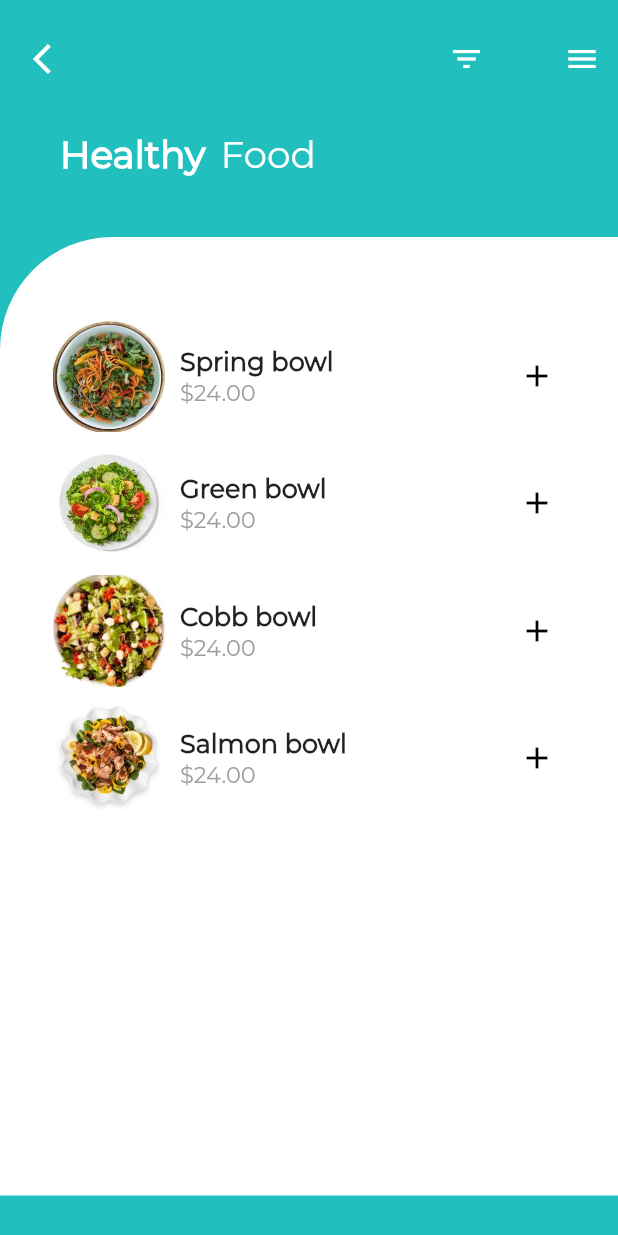
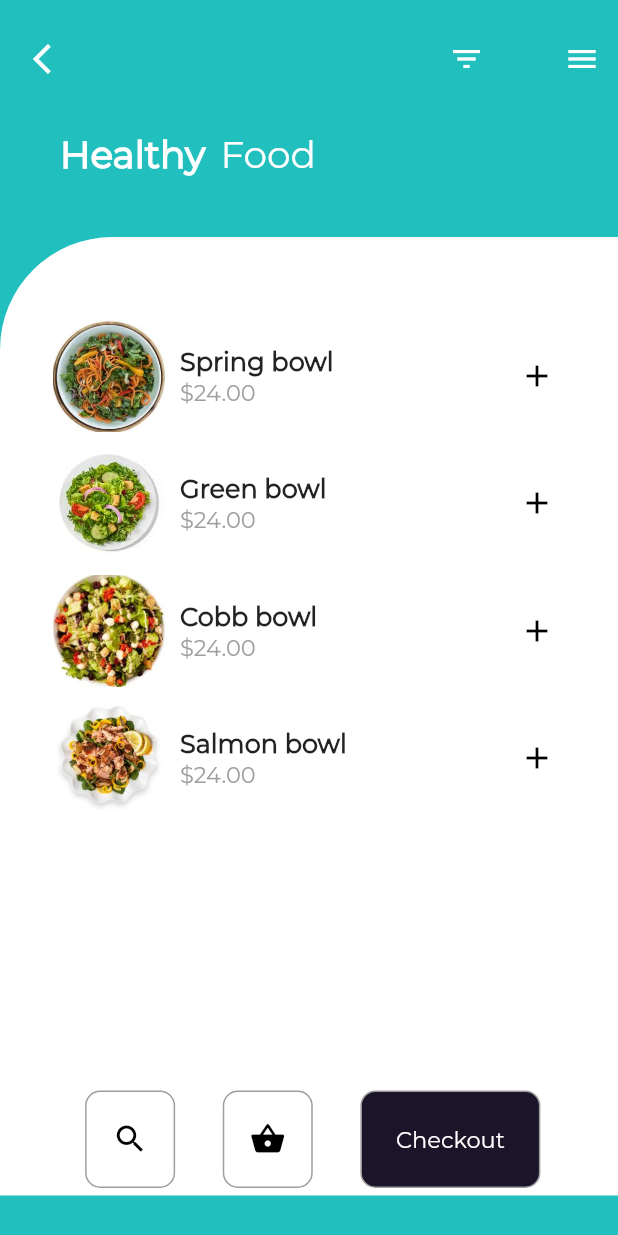
Before and after one commit to moricho/Nutrition, a Flutter app: the screen it shows after launch, on a phone screen of 412 x 824 dp. Run offline on Flutter 3.47's test engine with Material 2 defaults, Android fonts, the phone set to English and light mode, and no system bars; project files that could hold a hidden picture were left out.

Commit message:
add icons and empty details page

```diff
--- /dev/null
+++ b/lib/details.dart
@@ -0,0 +1,21 @@
+import 'package:flutter/material.dart';
+
+class DetailsPage extends StatefulWidget {
+  final heroTag;
+  final foodName;
+  final foodPrice;
+
+  DetailsPage({this.heroTag, this.foodName, this.foodPrice});
+
+  @override
+  _DetailsPageState createState() => _DetailsPageState();
+}
+
+class _DetailsPageState extends State<DetailsPage> {
+  @override
+  Widget build(BuildContext context) {
+    return Scaffold(
+      backgroundColor: Color(0xFF7A9BEE),
+    );
+  }
+}
--- a/lib/main.dart
+++ b/lib/main.dart
@@ -1,4 +1,6 @@
 import 'package:flutter/material.dart';
+
+import 'package:nutrition/details.dart';
 
 void main() {
   runApp(MyApp());
@@ -94,14 +96,66 @@ class _MyHomePageState extends State<MyHomePage> {
                     height: MediaQuery.of(context).size.height - 300.0,
                     child: ListView(
                       children: [
-                        _buildFoodItem('assets/images/Spring.jpeg', 'Spring bowl', '\$24.00'),
-                        _buildFoodItem('assets/images/Green.jpeg', 'Green bowl', '\$24.00'),
-                        _buildFoodItem('assets/images/Cobb.jpeg', 'Cobb bowl', '\$24.00'),
-                        _buildFoodItem('assets/images/Salmon.jpeg', 'Salmon bowl', '\$24.00'),
+                        _buildFoodItem(context, 'assets/images/Spring.jpeg', 'Spring bowl', '\$24.00'),
+                        _buildFoodItem(context, 'assets/images/Green.jpeg', 'Green bowl', '\$24.00'),
+                        _buildFoodItem(context, 'assets/images/Cobb.jpeg', 'Cobb bowl', '\$24.00'),
+                        _buildFoodItem(context, 'assets/images/Salmon.jpeg', 'Salmon bowl', '\$24.00'),
                       ]
                     )
                   )
-                )
+                ),
+                Row(
+                  mainAxisAlignment: MainAxisAlignment.spaceEvenly,
+                  children: <Widget>[
+                    Container(
+                      height: 65.0,
+                      width: 60.0,
+                      decoration: BoxDecoration(
+                        border: Border.all(
+                          color: Colors.grey,
+                          style: BorderStyle.solid,
+                          width: 1.0,
+                        ),
+                        borderRadius: BorderRadius.circular(10.0),
+                      ),
+                      child: Center(
+                        child: Icon(Icons.search, color: Colors.black),
+                      ),
+                    ),
+                    Container(
+                      height: 65.0,
+                      width: 60.0,
+                      decoration: BoxDecoration(
+                        border: Border.all(
+                          color: Colors.grey,
+                          style: BorderStyle.solid,
+                          width: 1.0,
+                        ),
+                        borderRadius: BorderRadius.circular(10.0),
+                      ),
+                      child: Center(
+                        child: Icon(Icons.shopping_basket, color: Colors.black),
+                      ),
+                    ),
+                    Container(
+                      height: 65.0,
+                      width: 120.0,
+                      decoration: BoxDecoration(
+                          border: Border.all(
+                              color: Colors.grey,
+                              style: BorderStyle.solid,
+                              width: 1.0),
+                          borderRadius: BorderRadius.circular(10.0),
+                          color: Color(0xFF1C1428)),
+                      child: Center(
+                          child: Text('Checkout',
+                              style: TextStyle(
+                                  fontFamily: 'Montserrat',
+                                  color: Colors.white,
+                                  fontSize: 15.0))),
+                    ),
+                  ],
+                ),
               ]
             )
           ),
@@ -111,12 +165,14 @@ class _MyHomePageState extends State<MyHomePage> {
   }
 }
 
-Widget _buildFoodItem(String imgPath, String foodName, String price) {
+Widget _buildFoodItem(BuildContext context, String imgPath, String foodName, String price) {
   return Padding(
     padding: EdgeInsets.only(left: 10.0, right: 10.0, top: 10.0),
     child: InkWell(
       onTap: () {
-
+        Navigator.of(context).push(MaterialPageRoute(
+          builder: (context) => DetailsPage(heroTag: imgPath, foodName: foodName, foodPrice: price))
+        );
       },
       child: Row(
         mainAxisAlignment: MainAxisAlignment.spaceBetween,
--- a/pubspec.yaml
+++ b/pubspec.yaml
@@ -1,4 +1,4 @@
-name: Nutrition
+name: nutrition
 description: A new Flutter project.
 
 publish_to: 'none' # Remove this line if you wish to publish to pub.dev
```
Also changed, not shown: 1 other file.
